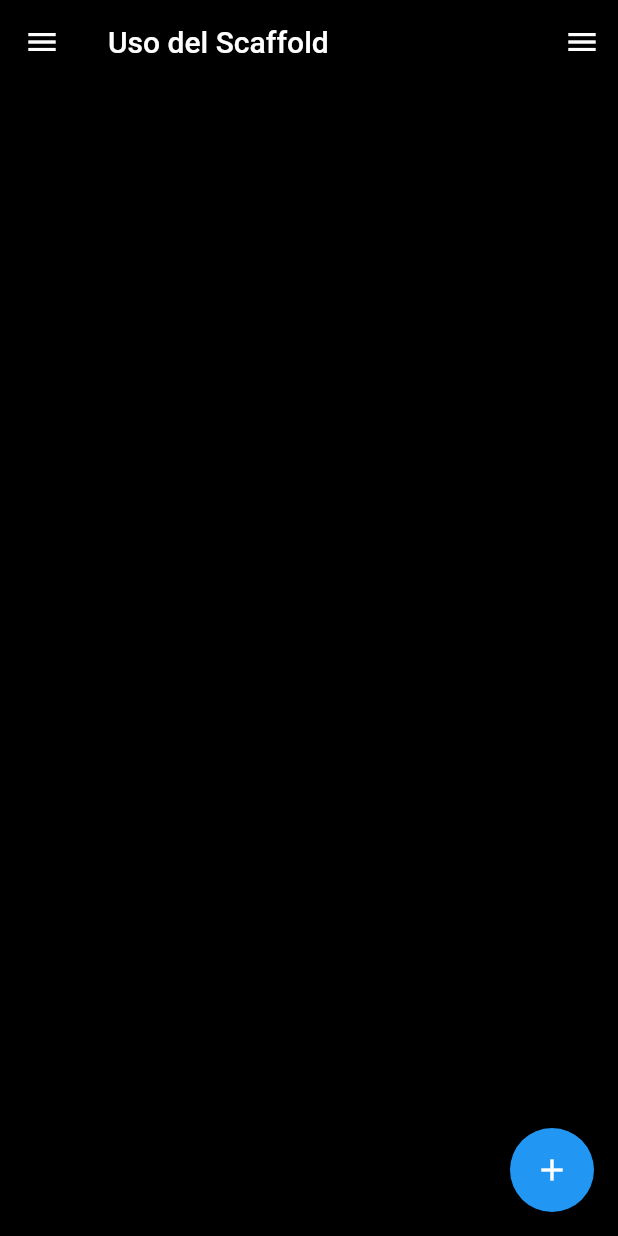
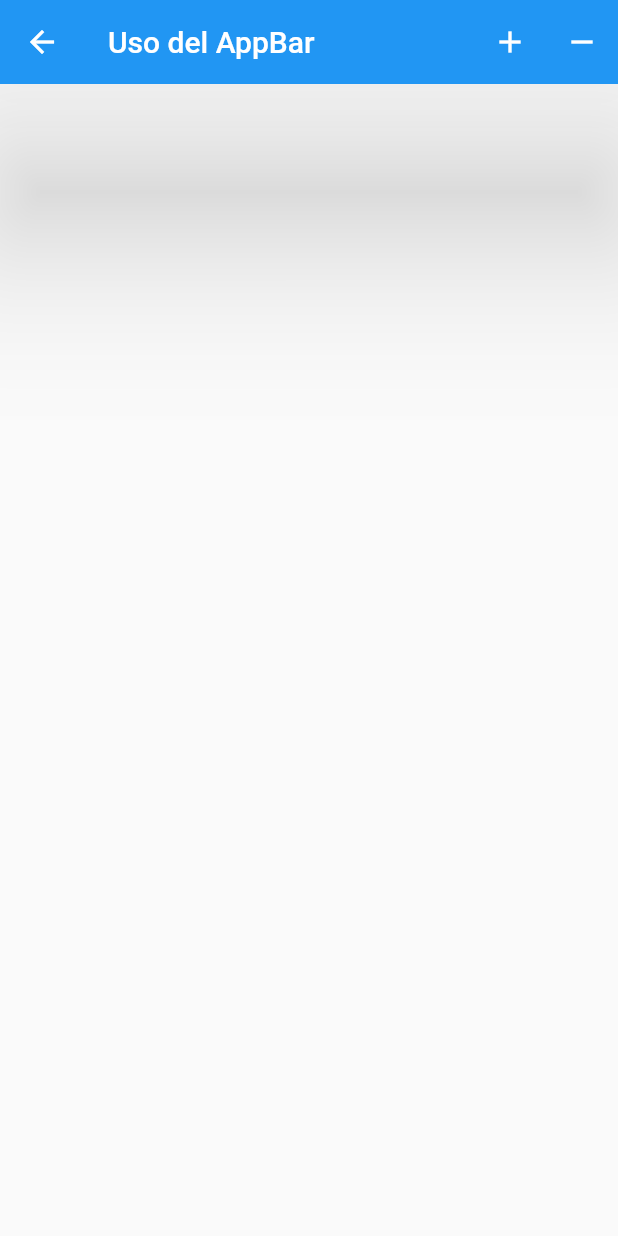
Before and after one commit to GaleanoJorge/my_app_flutter, a Flutter app: the screen it shows after launch, after a tap on the "add" icon, on a phone screen of 412 x 824 dp. Run offline on Flutter 3.47's test engine with Material 2 defaults, Android fonts, the phone set to English and light mode, and no system bars.

Commit message:
uso de AppBar

```diff
--- a/lib/main.dart
+++ b/lib/main.dart
@@ -9,18 +9,21 @@ class MyApp extends StatelessWidget {
       title: 'Material App',
       home: Scaffold(
         appBar: AppBar(
-          backgroundColor: Colors.transparent,
-          title: Text('Uso del Scaffold'),
+          title: Text('Uso del AppBar'),
+          actions: <Widget>[
+            IconButton(onPressed: _add, icon: Icon(Icons.add)),
+            IconButton(onPressed: _add, icon: Icon(Icons.remove)),
+          ],
+          elevation: 50,
+          // shape: RoundedRectangleBorder(borderRadius: BorderRadius.all(Radius.elliptical(50, 20)),),
+          leading: IconButton(onPressed: _add, icon: Icon(Icons.arrow_back)),
         ),
         body: Center(),
-        floatingActionButton: FloatingActionButton(
-          child: Icon(Icons.add),
-          onPressed: () {},
-        ),
-        drawer: Drawer(),
-        endDrawer: Drawer(),
-        backgroundColor: Colors.black,
       ),
     );
   }
+
+  void _add() {
+    print('Holanda');
+  }
 }
```
